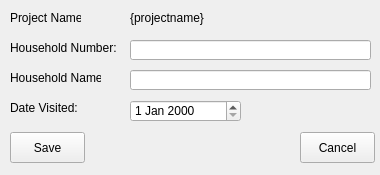
snim2mirror/openihm, file open-ihm/gui/designs/ui_edithousehold_details.ui: the form before one commit.
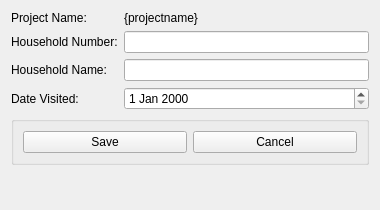
The form after the commit.

Commit message: Added layout manager to most dialogs. One report and all tabbed dialogs still to go.

Patch:
```diff
--- a/open-ihm/gui/designs/ui_edithousehold_details.ui
+++ b/open-ihm/gui/designs/ui_edithousehold_details.ui
@@ -7,7 +7,7 @@
     <x>0</x>
     <y>0</y>
     <width>380</width>
-    <height>175</height>
+    <height>210</height>
    </rect>
   </property>
   <property name="minimumSize">
@@ -19,127 +19,75 @@
   <property name="windowTitle">
    <string>Edit Household Details</string>
   </property>
-  <widget class="QLineEdit" name="txtShortHouseHoldName">
-   <property name="geometry">
-    <rect>
-     <x>130</x>
-     <y>40</y>
-     <width>241</width>
-     <height>20</height>
-    </rect>
-   </property>
-  </widget>
-  <widget class="QLabel" name="label_2">
-   <property name="geometry">
-    <rect>
-     <x>10</x>
-     <y>70</y>
-     <width>91</width>
-     <height>16</height>
-    </rect>
-   </property>
-   <property name="text">
-    <string>Household Name:</string>
-   </property>
-  </widget>
+  <layout class="QFormLayout" name="formLayout">
+   <item row="0" column="0">
   <widget class="QLabel" name="label_3">
-   <property name="geometry">
-    <rect>
-     <x>10</x>
-     <y>10</y>
-     <width>71</width>
-     <height>16</height>
-    </rect>
-   </property>
    <property name="text">
     <string>Project Name:</string>
    </property>
   </widget>
+   </item>
+   <item row="0" column="1">
   <widget class="QLabel" name="lblProjectName">
-   <property name="geometry">
-    <rect>
-     <x>130</x>
-     <y>10</y>
-     <width>101</width>
-     <height>16</height>
-    </rect>
-   </property>
    <property name="text">
     <string>{projectname}</string>
    </property>
   </widget>
+   </item>
+   <item row="1" column="0">
+    <widget class="QLabel" name="label_6">
+     <property name="text">
+      <string>Household Number:</string>
+     </property>
+    </widget>
+   </item>
+   <item row="1" column="1">
+    <widget class="QLineEdit" name="txtShortHouseHoldName"/>
+   </item>
+   <item row="2" column="0">
+    <widget class="QLabel" name="label_2">
+     <property name="text">
+      <string>Household Name:</string>
+     </property>
+    </widget>
+   </item>
+   <item row="2" column="1">
+    <widget class="QLineEdit" name="txtHouseholdName"/>
+   </item>
+   <item row="3" column="0">
   <widget class="QLabel" name="label_5">
-   <property name="geometry">
-    <rect>
-     <x>10</x>
-     <y>100</y>
-     <width>71</width>
-     <height>16</height>
-    </rect>
-   </property>
    <property name="text">
     <string>Date Visited:</string>
    </property>
   </widget>
-  <widget class="QDateEdit" name="dtpDateVisted">
-   <property name="geometry">
-    <rect>
-     <x>130</x>
-     <y>100</y>
-     <width>111</width>
-     <height>22</height>
-    </rect>
-   </property>
-  </widget>
+   </item>
+   <item row="3" column="1">
+    <widget class="QDateEdit" name="dtpDateVisted"/>
+   </item>
+   <item row="4" column="0" colspan="2">
+    <widget class="QGroupBox" name="groupBox">
+     <property name="title">
+      <string/>
+     </property>
+     <layout class="QHBoxLayout" name="horizontalLayout">
+      <item>
   <widget class="QPushButton" name="cmdSave">
-   <property name="geometry">
-    <rect>
-     <x>10</x>
-     <y>132</y>
-     <width>75</width>
-     <height>31</height>
-    </rect>
-   </property>
    <property name="text">
     <string>Save</string>
    </property>
   </widget>
+      </item>
+      <item>
   <widget class="QPushButton" name="cmdCancel">
-   <property name="geometry">
-    <rect>
-     <x>300</x>
-     <y>132</y>
-     <width>75</width>
-     <height>31</height>
-    </rect>
-   </property>
    <property name="text">
     <string>Cancel</string>
    </property>
   </widget>
-  <widget class="QLabel" name="label_6">
-   <property name="geometry">
-    <rect>
-     <x>10</x>
-     <y>40</y>
-     <width>121</width>
-     <height>16</height>
-    </rect>
-   </property>
-   <property name="text">
-    <string>Household Number:</string>
-   </property>
-  </widget>
-  <widget class="QLineEdit" name="txtHouseholdName">
-   <property name="geometry">
-    <rect>
-     <x>130</x>
-     <y>70</y>
-     <width>241</width>
-     <height>20</height>
-    </rect>
-   </property>
-  </widget>
+      </item>
+     </layout>
+    </widget>
+   </item>
+  </layout>
  </widget>
  <tabstops>
   <tabstop>txtShortHouseHoldName</tabstop>
```
Lines whose indentation alone changed are shown as unchanged. The commit also changes 97 other files.
